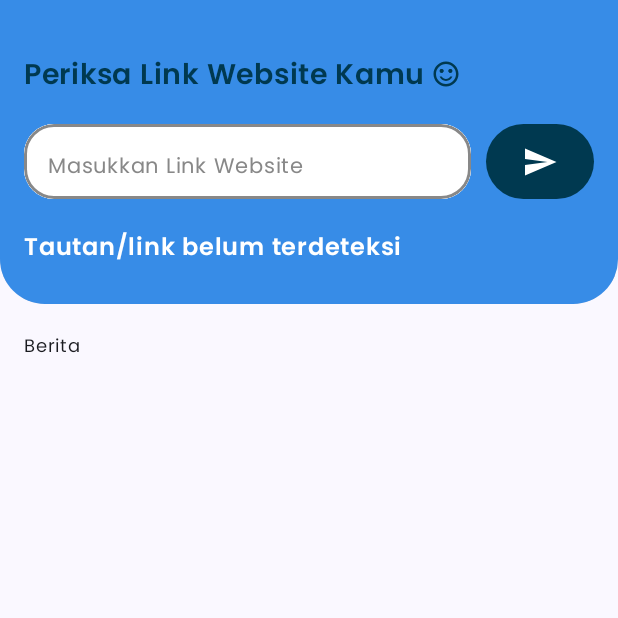
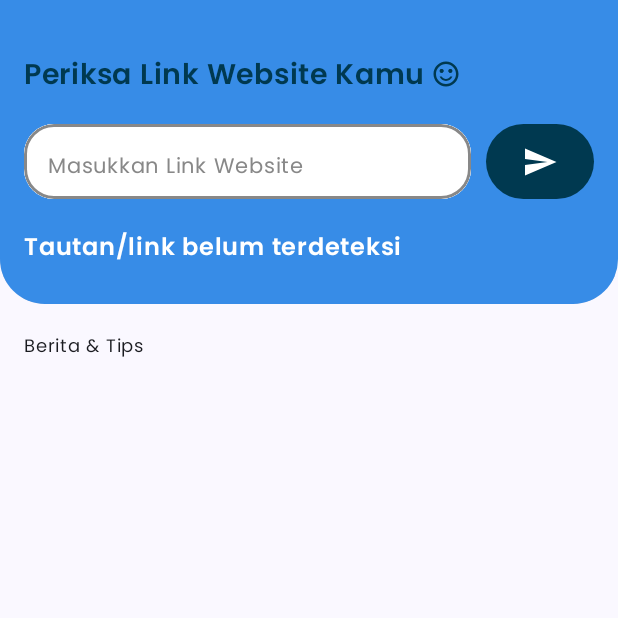
Before and after one commit to gilangrizkiputra/phising-detection-app, an Android app built with Jetpack Compose: the screen it shows after launch (MainActivity), on a phone screen of 412 x 824 dp, the top half of it. Run offline under Robolectric (Android 15) with nearby library versions, the phone set to English and light mode, and no system bars; our stand-ins replace accompanist.

Commit message:
new branch

```diff
--- a/app/src/main/java/com/project/phistingdetection/MainScreen/MainScreen.kt
+++ b/app/src/main/java/com/project/phistingdetection/MainScreen/MainScreen.kt
@@ -287,7 +287,7 @@ fun MainScreenContent(
                             .padding(16.dp)
                     ) {
                         Text(
-                            text = "Berita"
+                            text = "Berita & Tips"
                         )
                     }
                 }
```
